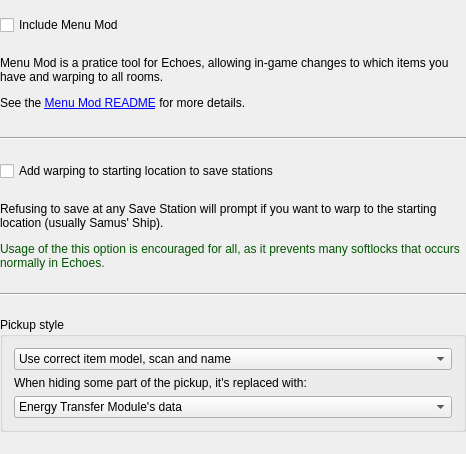
randovania/randovania, file randovania/gui/ui_files/preset_echoes_patches.ui: the form before one commit.
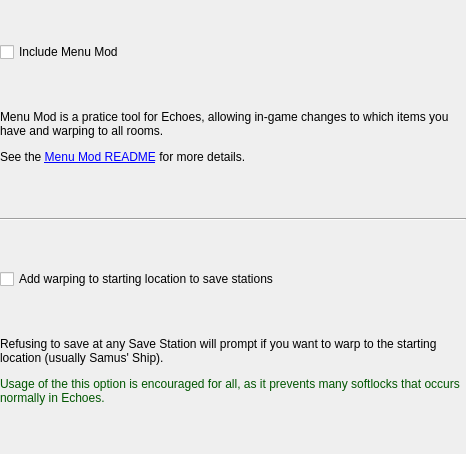
The form after the commit.

Commit message:
Move pickup style to Item Pool tab
This makes these available for Prime 1

```diff
--- a/randovania/gui/ui_files/preset_echoes_patches.ui
+++ b/randovania/gui/ui_files/preset_echoes_patches.ui
@@ -110,78 +110,6 @@
       </property>
      </widget>
     </item>
-    <item>
-     <widget class="Line" name="line_3">
-      <property name="orientation">
-       <enum>Qt::Horizontal</enum>
-      </property>
-     </widget>
-    </item>
-    <item>
-     <widget class="QGroupBox" name="pickup_style_box">
-      <property name="sizePolicy">
-       <sizepolicy hsizetype="Preferred" vsizetype="Fixed">
-        <horstretch>0</horstretch>
-        <verstretch>0</verstretch>
-       </sizepolicy>
-      </property>
-      <property name="title">
-       <string>Pickup style</string>
-      </property>
-      <layout class="QVBoxLayout" name="verticalLayout_2">
-       <item>
-        <widget class="QComboBox" name="pickup_model_combo">
-         <item>
-          <property name="text">
-           <string>Use correct item model, scan and name</string>
-          </property>
-         </item>
-         <item>
-          <property name="text">
-           <string>Use correct scan and name, hide the model</string>
-          </property>
-         </item>
-         <item>
-          <property name="text">
-           <string>Use correct name, hide the model and scan</string>
-          </property>
-         </item>
-         <item>
-          <property name="text">
-           <string>Hide the model, scan and name</string>
-          </property>
-         </item>
-        </widget>
-       </item>
-       <item>
-        <widget class="QLabel" name="pickup_data_source_label">
-         <property name="text">
-          <string>When hiding some part of the pickup, it's replaced with:</string>
-         </property>
-        </widget>
-       </item>
-       <item>
-        <widget class="QComboBox" name="pickup_data_source_combo">
-         <item>
-          <property name="text">
-           <string>Energy Transfer Module's data</string>
-          </property>
-         </item>
-         <item>
-          <property name="text">
-           <string>A random item data</string>
-          </property>
-         </item>
-         <item>
-          <property name="text">
-           <string>The data of the pickup in that place</string>
-          </property>
-         </item>
-        </widget>
-       </item>
-      </layout>
-     </widget>
-    </item>
    </layout>
   </widget>
  </widget>
```
The commit also changes 4 other files.
